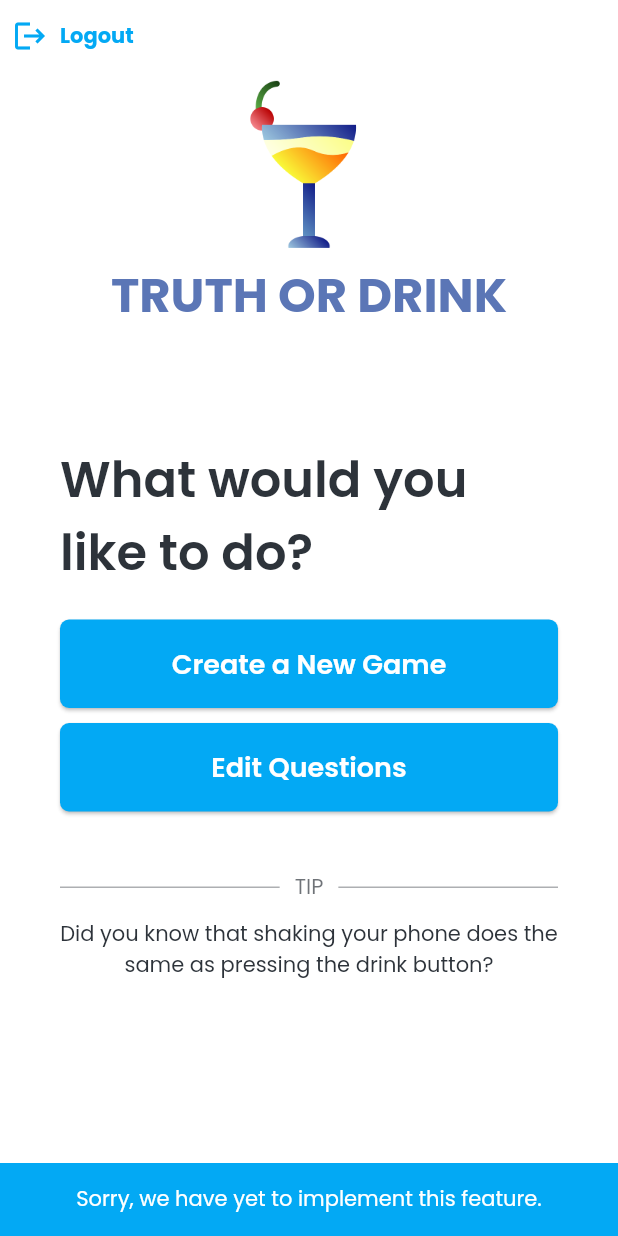
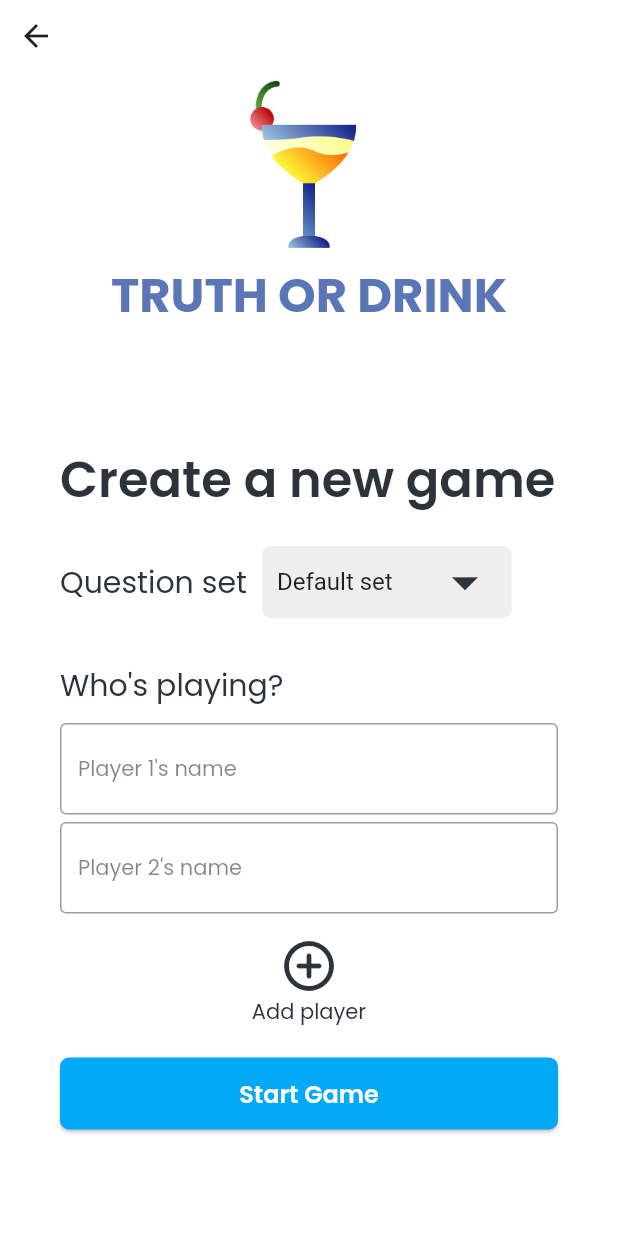
Before and after one commit to Codeine/truth-or-drink-old, a Flutter app: the MainMenuPage screen opened by its route, after a tap on "Create a New Game", on a phone screen of 412 x 824 dp. Run offline on Flutter 3.47's test engine with Material 2 defaults, Android fonts, the phone set to English and light mode, and no system bars; our stand-ins replace firebase_core, flutter_spinkit; accounts and stored records are empty.

```diff
--- /dev/null
+++ b/lib/screens/create_game_page.dart
@@ -0,0 +1,190 @@
+import 'package:flutter/material.dart';
+import 'package:truth_or_drink/shared/constants.dart';
+import 'package:truth_or_drink/shared/features.dart';
+
+class QuestionSetDropdown extends StatefulWidget {
+  const QuestionSetDropdown({super.key});
+
+  @override
+  State<QuestionSetDropdown> createState() => _QuestionSetDropdownState();
+}
+
+class _QuestionSetDropdownState extends State<QuestionSetDropdown> {
+  List<String> questionSets = [
+    'Default set',
+    'Custom set #1',
+    'Custom set #2',
+    'Custom set #3'
+  ];
+
+  @override
+  Widget build(BuildContext context) {
+    return DropdownButton<String>(
+      value: questionSets.first,
+      onChanged: (value) {},
+      items: questionSets.map<DropdownMenuItem<String>>((String value) {
+        return DropdownMenuItem<String>(
+          value: value,
+          child: Text(value),
+        );
+      }).toList(),
+      icon: Icon(
+        Icons.arrow_drop_down,
+        color: betterBlack,
+      ),
+      iconSize: 42,
+      underline: const SizedBox(),
+    );
+  }
+}
+
+class CreateGamePage extends StatefulWidget {
+  const CreateGamePage({super.key});
+
+  @override
+  State<CreateGamePage> createState() => _CreateGamePageState();
+}
+
+class _CreateGamePageState extends State<CreateGamePage> {
+  @override
+  Widget build(BuildContext context) {
+    return Base(
+      child: Center(
+        child: Column(
+          mainAxisAlignment: MainAxisAlignment.start,
+          crossAxisAlignment: CrossAxisAlignment.stretch,
+          children: [
+            Align(
+              alignment: Alignment.centerLeft,
+              child: BackButton(
+                onPressed: () {
+                  Navigator.pop(context);
+                },
+              ),
+            ),
+            const Logo(width: 125.0),
+            const SizedBox(height: 74.0),
+            Padding(
+              padding: EdgeInsets.symmetric(horizontal: authHorizontalPadding),
+              child: Text(
+                'Create a new game',
+                style: defaultFontStyle.copyWith(
+                  fontSize: 33,
+                  fontWeight: FontWeight.w600,
+                ),
+                textAlign: TextAlign.left,
+              ),
+            ),
+            const SizedBox(height: 10),
+            Padding(
+              padding: EdgeInsets.symmetric(horizontal: authHorizontalPadding),
+              child: Row(
+                mainAxisAlignment: MainAxisAlignment.start,
+                children: [
+                  Text(
+                    'Question set',
+                    style: defaultFontStyle.copyWith(
+                      fontSize: 20,
+                    ),
+                    textAlign: TextAlign.left,
+                  ),
+                  Padding(
+                    padding: const EdgeInsets.all(10.0),
+                    child: Container(
+                      padding: const EdgeInsets.symmetric(horizontal: 10),
+                      decoration: BoxDecoration(
+                          color: Colors.grey[200],
+                          borderRadius: BorderRadius.circular(6)),
+                      child: const QuestionSetDropdown(),
+                    ),
+                  ),
+                ],
+              ),
+            ),
+            const SizedBox(height: 20),
+            Padding(
+              padding: EdgeInsets.symmetric(horizontal: authHorizontalPadding),
+              child: Text(
+                'Who\'s playing?',
+                style: defaultFontStyle.copyWith(
+                  fontSize: 20,
+                ),
+                textAlign: TextAlign.left,
+              ),
+            ),
+            const SizedBox(height: 10),
+            Padding(
+              padding: EdgeInsets.symmetric(horizontal: authHorizontalPadding),
+              child: TextFormField(
+                obscureText: true,
+                decoration: InputDecoration(
+                  hintText: 'Player 1\'s name',
+                  hintStyle: defaultFontStyle.copyWith(
+                    color: betterBlack.withAlpha(150),
+                    fontSize: 14,
+                  ),
+                  border: const OutlineInputBorder(),
+                ),
+              ),
+            ),
+            const SizedBox(height: 5),
+            Padding(
+              padding: EdgeInsets.symmetric(horizontal: authHorizontalPadding),
+              child: TextFormField(
+                obscureText: true,
+                decoration: InputDecoration(
+                  hintText: 'Player 2\'s name',
+                  hintStyle: defaultFontStyle.copyWith(
+                    color: betterBlack.withAlpha(150),
+                    fontSize: 14,
+                  ),
+                  border: const OutlineInputBorder(),
+                ),
+              ),
+            ),
+            const SizedBox(height: 15),
+            Column(
+              mainAxisSize: MainAxisSize.min,
+              children: [
+                Icon(
+                  Icons.add_circle_outline_rounded,
+                  size: 40,
+                  color: betterBlack,
+                ),
+                Text(
+                  'Add player',
+                  style: defaultFontStyle,
+                ),
+              ],
+            ),
+            const SizedBox(height: 20),
+            Padding(
+              padding: EdgeInsets.symmetric(horizontal: authHorizontalPadding),
+              child: ElevatedButton(
+                onPressed: () {
+                  notifyNotImplemented(context);
+                },
+                style: ElevatedButton.styleFrom(
+                  backgroundColor: Colors.lightBlue,
+                  shape: RoundedRectangleBorder(
+                    borderRadius: defaultBorderRadius,
+                  ),
+                  padding: const EdgeInsets.symmetric(vertical: 12),
+                  elevation: 1,
+                ),
+                child: Text(
+                  'Start Game',
+                  style: defaultFontStyle.copyWith(
+                    color: Colors.white,
+                    fontSize: 16,
+                    fontWeight: FontWeight.w600,
+                  ),
+                ),
+              ),
+            ),
+          ],
+        ),
+      ),
+    );
+  }
+}
--- a/lib/screens/main_menu_page.dart
+++ b/lib/screens/main_menu_page.dart
@@ -1,6 +1,5 @@
 import 'package:flutter/material.dart';
 import 'package:truth_or_drink/shared/constants.dart';
-import 'package:truth_or_drink/shared/features.dart';
 
 class MainMenuPage extends StatelessWidget {
   const MainMenuPage({super.key});
@@ -50,7 +49,7 @@ class MainMenuPage extends StatelessWidget {
               padding: EdgeInsets.symmetric(horizontal: authHorizontalPadding),
               child: ElevatedButton(
                 onPressed: () {
-                  notifyNotImplemented(context);
+                  Navigator.pushNamed(context, '/create-game');
                 },
                 style: ElevatedButton.styleFrom(
                   backgroundColor: Colors.lightBlue,
@@ -75,7 +74,7 @@ class MainMenuPage extends StatelessWidget {
               padding: EdgeInsets.symmetric(horizontal: authHorizontalPadding),
               child: ElevatedButton(
                 onPressed: () {
-                  notifyNotImplemented(context);
+                  Navigator.pushNamed(context, '/manage-questions');
                 },
                 style: ElevatedButton.styleFrom(
                   backgroundColor: Colors.lightBlue,
```
Also changed, not shown: lib/main.dart (+9 -5 lines), lib/screens/manage_questions_page.dart (added, +142 -0 lines).
